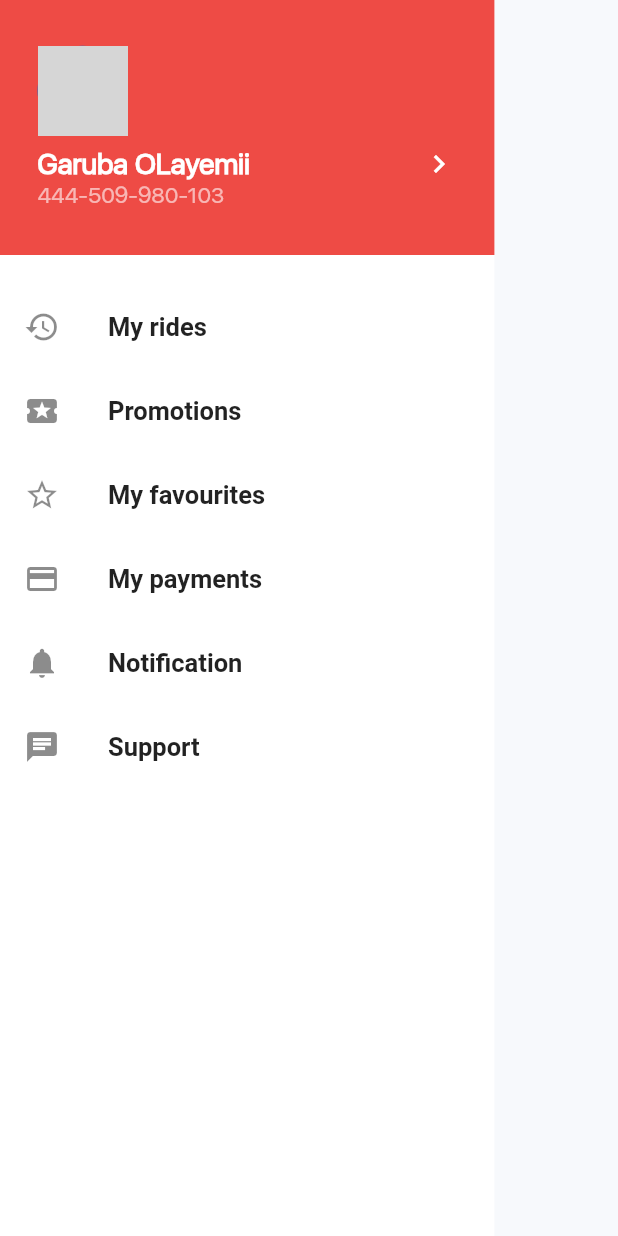
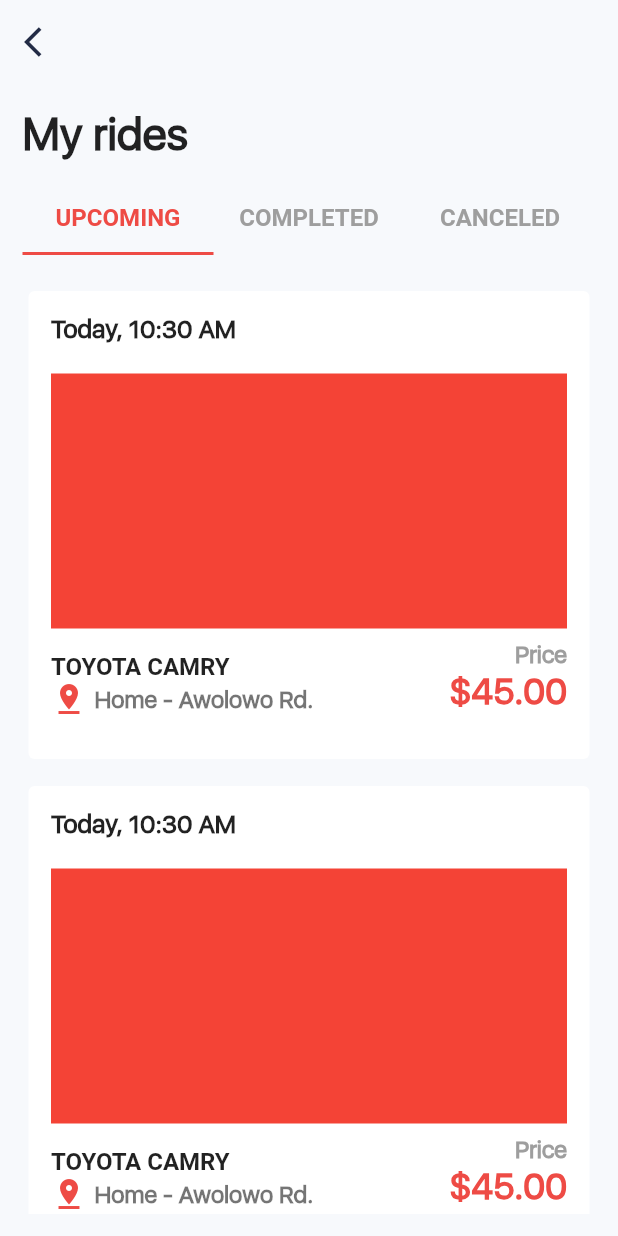
Before and after one commit to olayemii/uberr-ui, a Flutter app: the AppDrawer widget shown alone on an empty page, opened directly, after a tap on "My rides", on a phone screen of 412 x 824 dp. Run offline on Flutter 3.47's test engine with Material 2 defaults, Android fonts, the phone set to English and light mode, and no system bars; our stand-ins replace bubble, font_awesome_flutter, google_maps_flutter; missing offline and left inert: iso_countries; network calls fail; project files that could hold a hidden picture were left out; grey boxes are pictures that could not be loaded.

Commit message:
CREATE:rides screen

```diff
--- a/lib/router.dart
+++ b/lib/router.dart
@@ -7,6 +7,7 @@ import 'package:uberr/screens/destination_view.dart';
 import 'package:uberr/screens/favorites.dart';
 import 'package:uberr/screens/home.dart';
 import 'package:uberr/screens/login.dart';
+import 'package:uberr/screens/my_rides.dart';
 import 'package:uberr/screens/otp_verification.dart';
 import 'package:uberr/screens/payment.dart';
 import 'package:uberr/screens/phone_registration.dart';
@@ -39,6 +40,7 @@ const String FavoritesRoute = "favorite";
 const String UpdateFavoritesRoute = "update-favorite";
 const String PromotionRoute = "promotion";
 const String SuggestedRidesRoute = "suggested-route";
+const String MyRidesRoute = "my-rides";
 
 // Router
 Route<dynamic> onGenerateRoute(RouteSettings settings) {
@@ -87,6 +89,8 @@ Route<dynamic> onGenerateRoute(RouteSettings settings) {
     case SuggestedRidesRoute:
       return MaterialPageRoute(
           builder: (BuildContext context) => SuggestedRides());
+    case MyRidesRoute:
+      return MaterialPageRoute(builder: (BuildContext context) => MyRides());
     default:
       return MaterialPageRoute(
           builder: (BuildContext context) => WalkThrough());
--- /dev/null
+++ b/lib/screens/my_rides.dart
@@ -0,0 +1,89 @@
+import 'package:flutter/material.dart';
+import 'package:uberr/router.dart';
+import 'package:uberr/widgets/ride_card.dart';
+import 'package:uberr/widgets/ride_cards.dart';
+
+class MyRides extends StatelessWidget {
+  @override
+  Widget build(BuildContext context) {
+    final ThemeData _theme = Theme.of(context);
+    return Scaffold(
+      appBar: AppBar(
+        backgroundColor: _theme.scaffoldBackgroundColor,
+        automaticallyImplyLeading: false,
+        elevation: 0.0,
+        leading: IconButton(
+          icon: Icon(Icons.arrow_back_ios),
+          onPressed: () {
+            if (Navigator.of(context).canPop()) {
+              Navigator.of(context).pop();
+            }
+          },
+        ),
+      ),
+      body: Container(
+        padding: EdgeInsets.all(15.0),
+        child: Column(
+          crossAxisAlignment: CrossAxisAlignment.start,
+          children: <Widget>[
+            Text(
+              "My rides",
+              style: _theme.textTheme.title,
+            ),
+            SizedBox(
+              height: 15.0,
+            ),
+            Expanded(
+              child: DefaultTabController(
+                length: 3,
+                child: Column(
+                  crossAxisAlignment: CrossAxisAlignment.start,
+                  children: <Widget>[
+                    TabBar(
+                      unselectedLabelColor: Colors.grey,
+                      labelColor: _theme.primaryColor,
+                      labelStyle: TextStyle(
+                        fontSize: 16.0,
+                        fontWeight: FontWeight.bold,
+                      ),
+                      indicatorColor: _theme.primaryColor,
+                      tabs: <Widget>[
+                        Tab(
+                          text: "UPCOMING",
+                        ),
+                        Tab(
+                          text: "COMPLETED",
+                        ),
+                        Tab(
+                          text: "CANCELED",
+                        ),
+                      ],
+                    ),
+                    SizedBox(
+                      height: 10.0,
+                    ),
+                    Expanded(
+                      child: TabBarView(
+                        children: <Widget>[
+                          SingleChildScrollView(
+                            child: RideCards(),
+                          ),
+                          Container(
+                            child: RideCard(),
+                          ),
+                          Container(
+                            child: RideCard(),
+                          ),
+                        ],
+                      ),
+                    ),
+                  ],
+                ),
+              ),
+            ),
+          ],
+        ),
+      ),
+    );
+  }
+}
--- a/lib/widgets/app_drawer.dart
+++ b/lib/widgets/app_drawer.dart
@@ -9,6 +9,7 @@ class AppDrawer extends StatelessWidget {
       {
         "icon": Icons.restore,
         "text": "My rides",
+        "route": MyRidesRoute,
       },
       {
         "icon": Icons.local_activity,
--- /dev/null
+++ b/lib/widgets/ride_card.dart
@@ -0,0 +1,85 @@
+import 'package:flutter/material.dart';
+
+class RideCard extends StatelessWidget {
+  @override
+  Widget build(BuildContext context) {
+    final ThemeData _theme = Theme.of(context);
+    return Container(
+      margin: EdgeInsets.only(
+        top: 10.0,
+      ),
+      child: Card(
+        elevation: 0.0,
+        child: Container(
+          padding: EdgeInsets.all(15.0),
+          child: Column(
+            crossAxisAlignment: CrossAxisAlignment.start,
+            children: <Widget>[
+              Text(
+                "Today, 10:30 AM",
+                style: TextStyle(
+                  fontWeight: FontWeight.bold,
+                  fontSize: 17.0,
+                ),
+              ),
+              Container(
+                margin: EdgeInsets.only(top: 20.0),
+                height: 170.0,
+                color: Colors.red,
+              ),
+              ListTile(
+                contentPadding: EdgeInsets.only(
+                  left: 0.0,
+                ),
+                title: Text(
+                  "TOYOTA CAMRY",
+                  style: TextStyle(
+                    fontWeight: FontWeight.bold,
+                  ),
+                ),
+                subtitle: Row(
+                  mainAxisAlignment: MainAxisAlignment.start,
+                  children: <Widget>[
+                    Icon(
+                      Icons.pin_drop,
+                      color: _theme.primaryColor,
+                    ),
+                    SizedBox(
+                      width: 5.0,
+                    ),
+                    Text(
+                      "Home - Awolowo Rd.",
+                      style: TextStyle(
+                        fontWeight: FontWeight.bold,
+                      ),
+                    )
+                  ],
+                ),
+                trailing: Column(
+                  crossAxisAlignment: CrossAxisAlignment.end,
+                  children: <Widget>[
+                    Text(
+                      "Price",
+                      style: TextStyle(
+                        color: Colors.grey,
+                        fontWeight: FontWeight.bold,
+                      ),
+                    ),
+                    Text(
+                      "\$45.00",
+                      style: TextStyle(
+                        fontSize: 24.0,
+                        color: _theme.primaryColor,
+                        fontWeight: FontWeight.bold,
+                      ),
+                    )
+                  ],
+                ),
+              )
+            ],
+          ),
+        ),
+      ),
+    );
+  }
+}
--- /dev/null
+++ b/lib/widgets/ride_cards.dart
@@ -0,0 +1,15 @@
+import 'package:flutter/material.dart';
+import 'package:uberr/widgets/ride_card.dart';
+
+class RideCards extends StatelessWidget {
+  @override
+  Widget build(BuildContext context) {
+    return Column(
+      children: <Widget>[
+        RideCard(),
+        RideCard(),
+        RideCard(),
+      ],
+    );
+  }
+}
```
